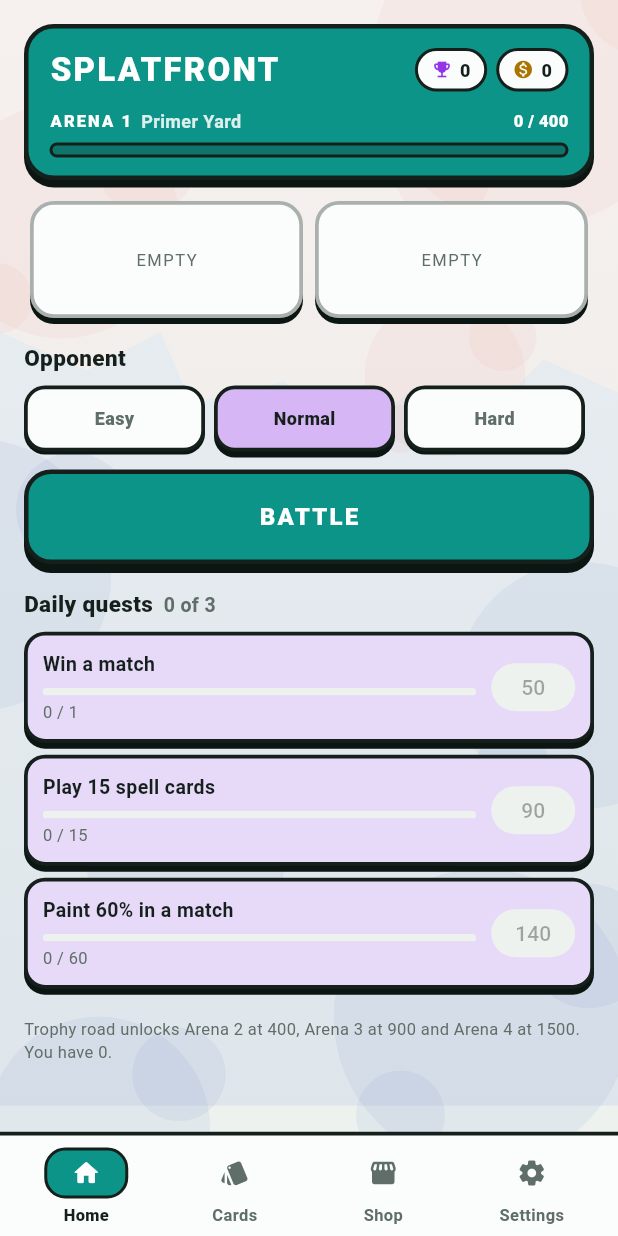
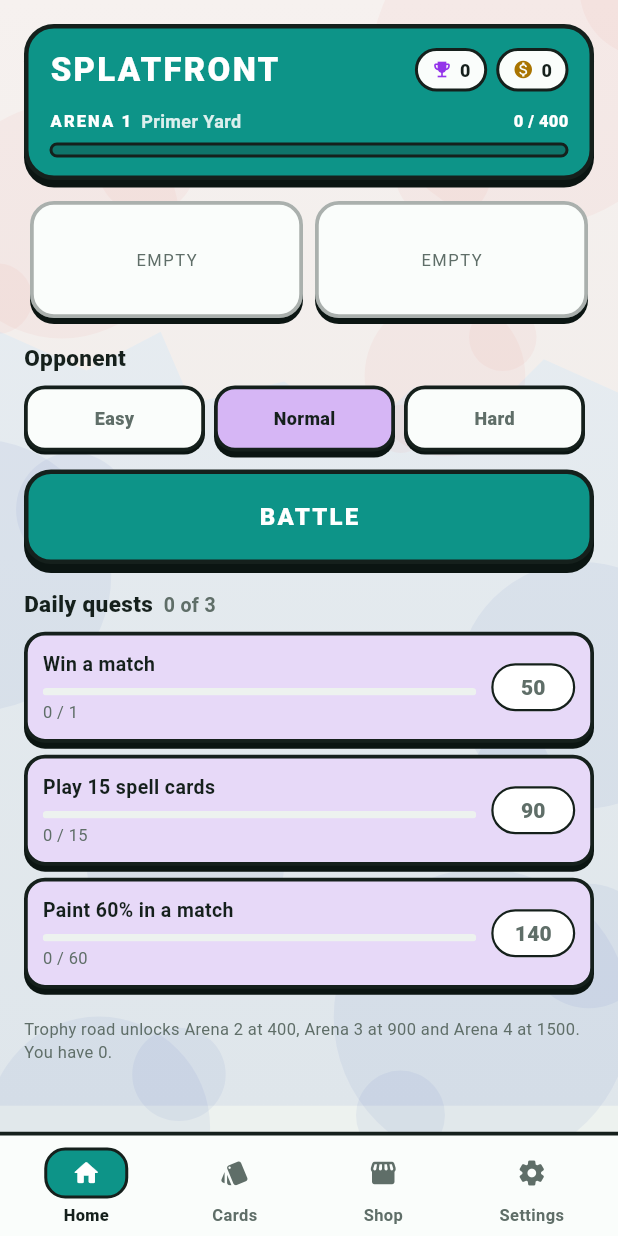
Before and after one commit to portalcrafterdev/splatfront, a Flutter app: the screen it shows after launch, on a phone screen of 412 x 824 dp. Run offline on Flutter 3.47's test engine with Material 3 defaults, Android fonts, the light colour scheme and no system bars; our stand-ins replace flutter_riverpod, hive_flutter; missing offline and left inert: flame, flame_audio; accounts and stored records are empty.

Commit message:
Make an unclaimed quest reward legible on its tile

```diff
--- a/lib/ui/screens/home_screen.dart
+++ b/lib/ui/screens/home_screen.dart
@@ -479,13 +479,26 @@ class _QuestRow extends StatelessWidget {
           else
             FilledButton(
               onPressed: done ? onClaim : null,
+              // A quest you have not finished still has to show what it pays,
+              // and the unclaimable chip was filled with the page colour and
+              // labelled in Material's default disabled grey — which on a
+              // tinted quest tile left the number as a smudge. Filled and
+              // outlined instead, so it reads as a reward waiting rather
+              // than as a rendering fault.
               style: FilledButton.styleFrom(
                 backgroundColor: Palette.accent,
-                disabledBackgroundColor: Palette.uiBackground,
+                disabledBackgroundColor: Palette.uiSurfaceHigh,
+                disabledForegroundColor: Palette.uiTextDim,
+                side: done
+                    ? null
+                    : const BorderSide(color: Palette.outline, width: 1.5),
                 padding: const EdgeInsets.symmetric(horizontal: 12),
                 visualDensity: VisualDensity.compact,
               ),
-              child: Text('${quest.coins}'),
+              child: Text(
+                '${quest.coins}',
+                style: const TextStyle(fontWeight: FontWeight.w800),
+              ),
             ),
         ],
       ),
```
